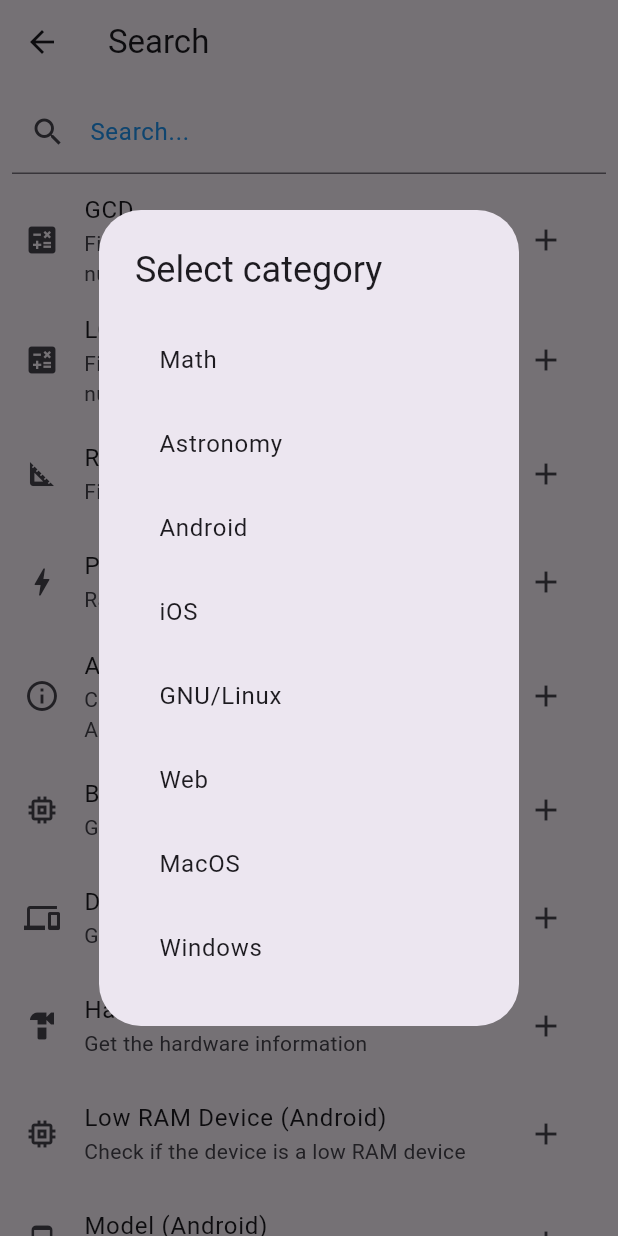
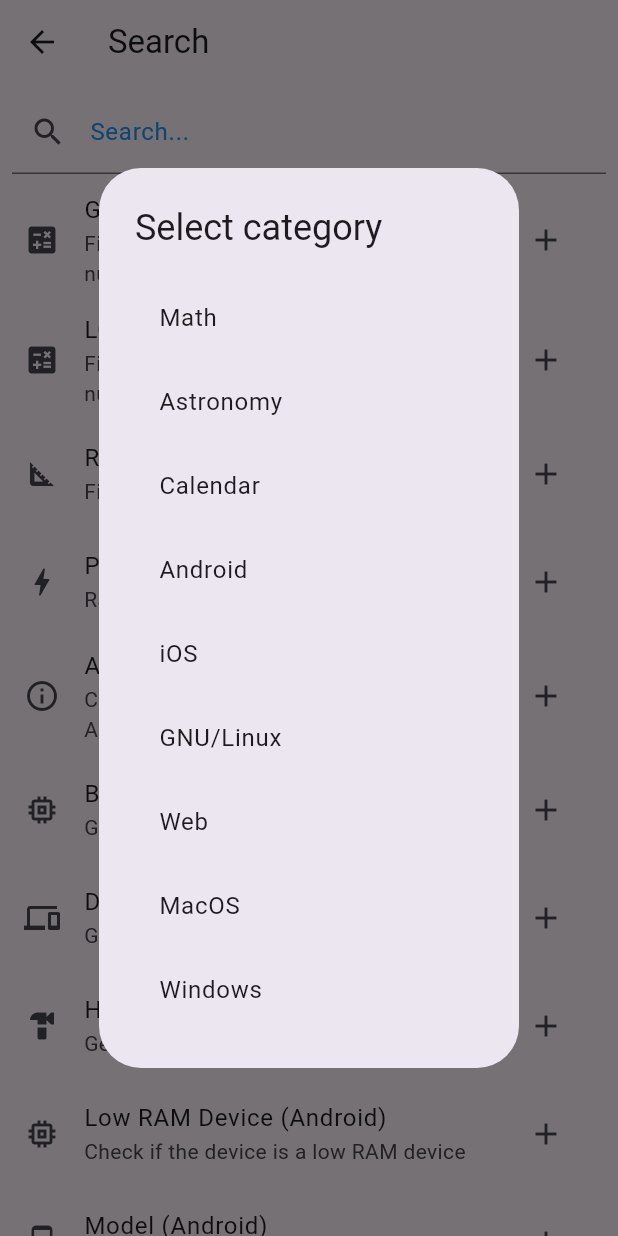
Before and after one commit to spageektti/sapphire, a Flutter app: the SearchPage screen opened directly, after a tap on the "add" icon, on a phone screen of 412 x 824 dp. Run offline on Flutter 3.47's test engine with Material 3 defaults, Android fonts, the phone set to English and light mode, and no system bars; our stand-ins replace decimal, device_info_plus, easy_localization, file_picker, shared_preferences; missing offline and left inert: country_flags, flutter_math_fork; accounts and stored records are empty.

Commit message:
add all new funcs to home list

```diff
--- a/lib/default_home_list.dart
+++ b/lib/default_home_list.dart
@@ -39,6 +39,10 @@
   [
     112,
     113,
+  ],
+  [
+    118,
+    119,
   ],
   [
     4,
@@ -164,6 +168,7 @@
 List<String> defaultHomeListNames = [
   'Math',
   'Astronomy',
+  'Calendar',
   'Android',
   'iOS',
   'GNU/Linux',
```
